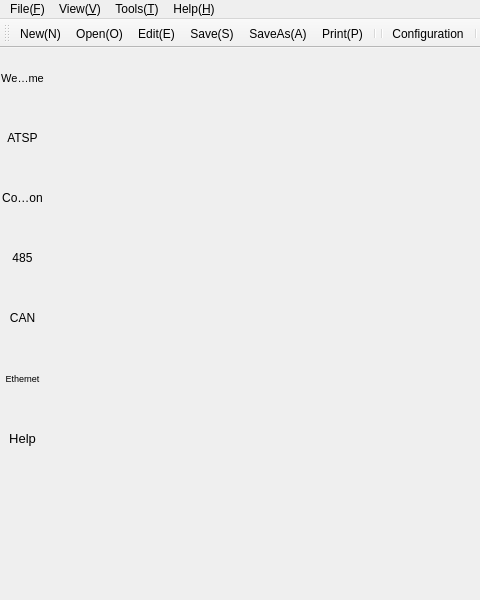
KoreyChen/AutoTestSystemPlatform, file atsp.ui: the form before one commit; both pictures show x 0 to 480 and y 0 to 600 of the 1000 by 600 pixel window.
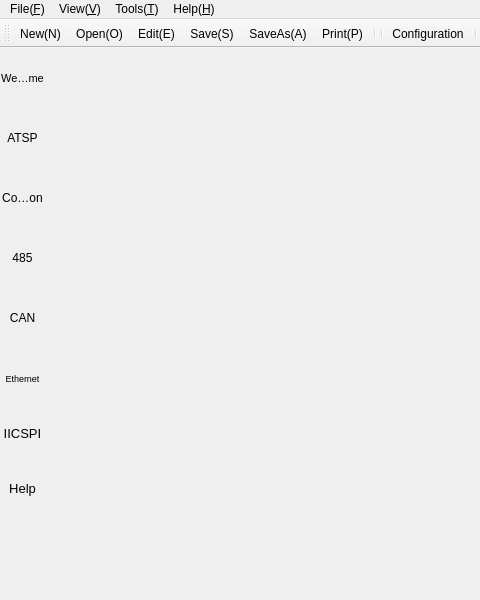
The form after the commit. Icons and pictures are not drawn.

What changed in the file:
```diff
--- a/atsp.ui
+++ b/atsp.ui
@@ -293,6 +293,44 @@
         </widget>
        </item>
        <item row="8" column="0">
+        <widget class="QToolButton" name="helpToolButton">
+         <property name="minimumSize">
+          <size>
+           <width>45</width>
+           <height>60</height>
+          </size>
+         </property>
+         <property name="maximumSize">
+          <size>
+           <width>45</width>
+           <height>60</height>
+          </size>
+         </property>
+         <property name="autoFillBackground">
+          <bool>true</bool>
+         </property>
+         <property name="text">
+          <string>Help</string>
+         </property>
+         <property name="icon">
+          <iconset resource="resource.qrc">
+           <normaloff>:/new/icon/images/help.ico</normaloff>:/new/icon/images/help.ico</iconset>
+         </property>
+         <property name="iconSize">
+          <size>
+           <width>30</width>
+           <height>30</height>
+          </size>
+         </property>
+         <property name="toolButtonStyle">
+          <enum>Qt::ToolButtonTextUnderIcon</enum>
+         </property>
+         <property name="autoRaise">
+          <bool>true</bool>
+         </property>
+        </widget>
+       </item>
+       <item row="9" column="0">
         <spacer name="verticalSpacer">
          <property name="orientation">
           <enum>Qt::Vertical</enum>
@@ -401,24 +439,24 @@
         </widget>
        </item>
        <item row="7" column="0">
-        <widget class="QToolButton" name="helpToolButton">
+        <widget class="QToolButton" name="iicspiToolButton">
          <property name="minimumSize">
           <size>
            <width>45</width>
-           <height>60</height>
+           <height>50</height>
           </size>
          </property>
          <property name="maximumSize">
           <size>
            <width>45</width>
-           <height>60</height>
+           <height>50</height>
           </size>
          </property>
          <property name="autoFillBackground">
           <bool>true</bool>
          </property>
          <property name="text">
-          <string>Help</string>
+          <string>IICSPI</string>
          </property>
          <property name="icon">
           <iconset resource="resource.qrc">
```
Left out of the diff: 208 changed lines with no effect on the pictures.
